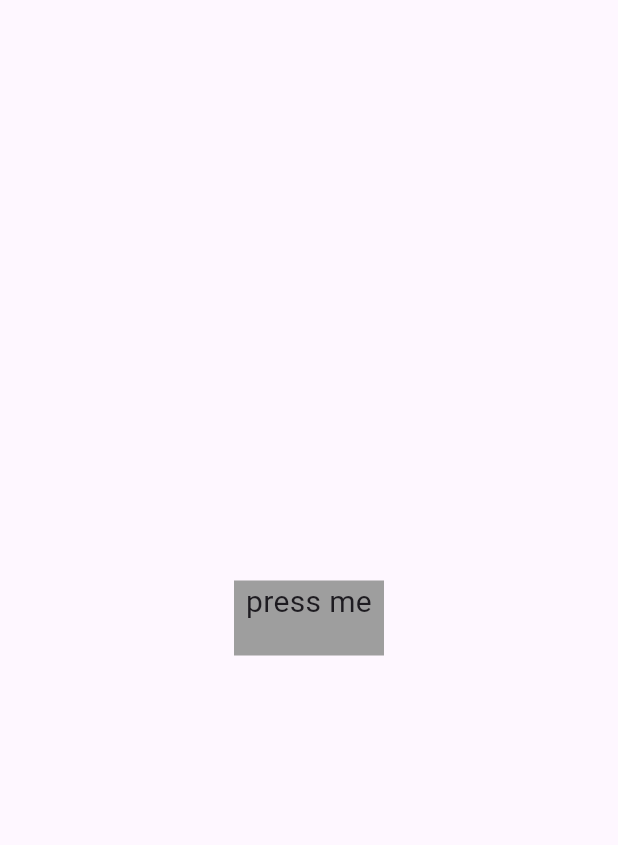
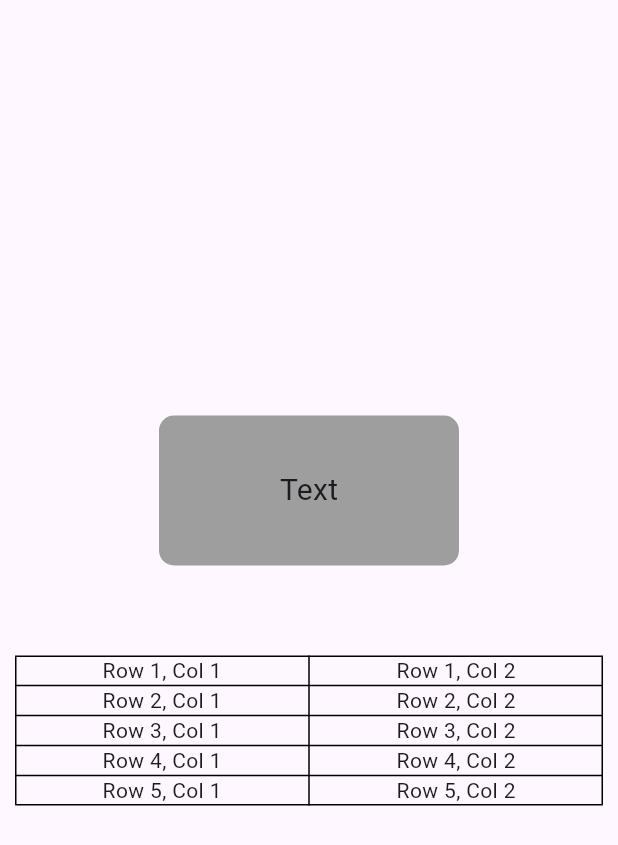
Before and after one commit to ZakariaEysa/Summarize-and-translation-app, a Flutter app: the screen it shows after launch, on a phone screen of 412 x 824 dp. Shown: the top 845 px of the screen. Run offline on Flutter 3.47's test engine with Material 3 defaults, Android fonts, the phone set to English and light mode, and no system bars; our stand-ins replace file_picker.

Commit message:
class table

```diff
--- a/lib/main.dart
+++ b/lib/main.dart
@@ -1,5 +1,6 @@
 
 import 'package:flutter/material.dart';
+import 'package:summarize_and_translation_app/table/ceate_table.dart';
 import 'package:summarize_and_translation_app/testt.dart';
 
 void main() {
@@ -25,6 +26,8 @@ class _MyAppState extends State<MyApp> {
   // This widget is the root of your application.
   @override
   Widget build(BuildContext context) {
-    return const MaterialApp(home: Scaffold(body: test()));
+    return const MaterialApp(
+
+        home: Scaffold(body: CreateTable()));
   }
 }
--- /dev/null
+++ b/lib/table/ceate_table.dart
@@ -0,0 +1,124 @@
+
+
+import 'package:flutter/material.dart';
+
+class CreateTable extends StatelessWidget {
+//
+//  static const String routeName = "create_table";
+
+  const CreateTable({super.key});
+  @override
+  Widget build(BuildContext context) {
+    return  Center(
+          child: Column(
+            mainAxisAlignment: MainAxisAlignment.center,
+            children: [
+              Container(
+                width: 200,
+                height: 100,
+                alignment: Alignment.center,
+                decoration: BoxDecoration(
+                  color: Colors.grey,
+                  borderRadius: BorderRadius.circular(10.0), // Adjust the radius as needed
+
+                ),
+                padding: EdgeInsets.all(10.0),
+                child: Text(
+
+                  'Text',
+                  style: TextStyle(fontSize: 20.0 ),
+                ),
+              ),
+              SizedBox(height: 50,),
+
+                 Padding(
+                   padding: EdgeInsets.all(10),
+                   child: Container(
+                     decoration: BoxDecoration(
+
+                       borderRadius: BorderRadius.circular(10.0), // Adjust the radius as needed
+                     ),
+                       child: Table(
+                      border: TableBorder.all(),
+                      children: [
+                        TableRow(
+                          children: [
+                            TableCell(
+                              child: Center(
+                                child: Text('Row 1, Col 1'),
+                              ),
+                            ),
+                            TableCell(
+                              child: Center(
+                                child: Text('Row 1, Col 2'),
+                              ),
+                            ),
+                          ],
+                        ),
+                        TableRow(
+                          children: [
+                            TableCell(
+                              child: Center(
+                                child: Text('Row 2, Col 1'),
+                              ),
+                            ),
+                            TableCell(
+                              child: Center(
+                                child: Text('Row 2, Col 2'),
+                              ),
+                            ),
+                          ],
+                        ),
+                        TableRow(
+                          children: [
+                            TableCell(
+                              child: Center(
+                                child: Text('Row 3, Col 1'),
+                              ),
+                            ),
+                            TableCell(
+                              child: Center(
+                                child: Text('Row 3, Col 2'),
+                              ),
+                            ),
+                          ],
+                        ),
+                        TableRow(
+                          children: [
+                            TableCell(
+                              child: Center(
+                                child: Text('Row 4, Col 1'),
+                              ),
+                            ),
+                            TableCell(
+                              child: Center(
+                                child: Text('Row 4, Col 2'),
+                              ),
+                            ),
+                          ],
+                        ),
+                        TableRow(
+                          children: [
+                            TableCell(
+                              child: Center(
+                                child: Text('Row 5, Col 1'),
+                              ),
+                            ),
+                            TableCell(
+                              child: Center(
+                                child: Text('Row 5, Col 2'),
+                              ),
+                            ),
+                          ],
+                        ),
+                      ],
+                                     ),
+                   ),
+                 ),
+
+            ],
+          ),
+
+    );
+  }
+}
```
